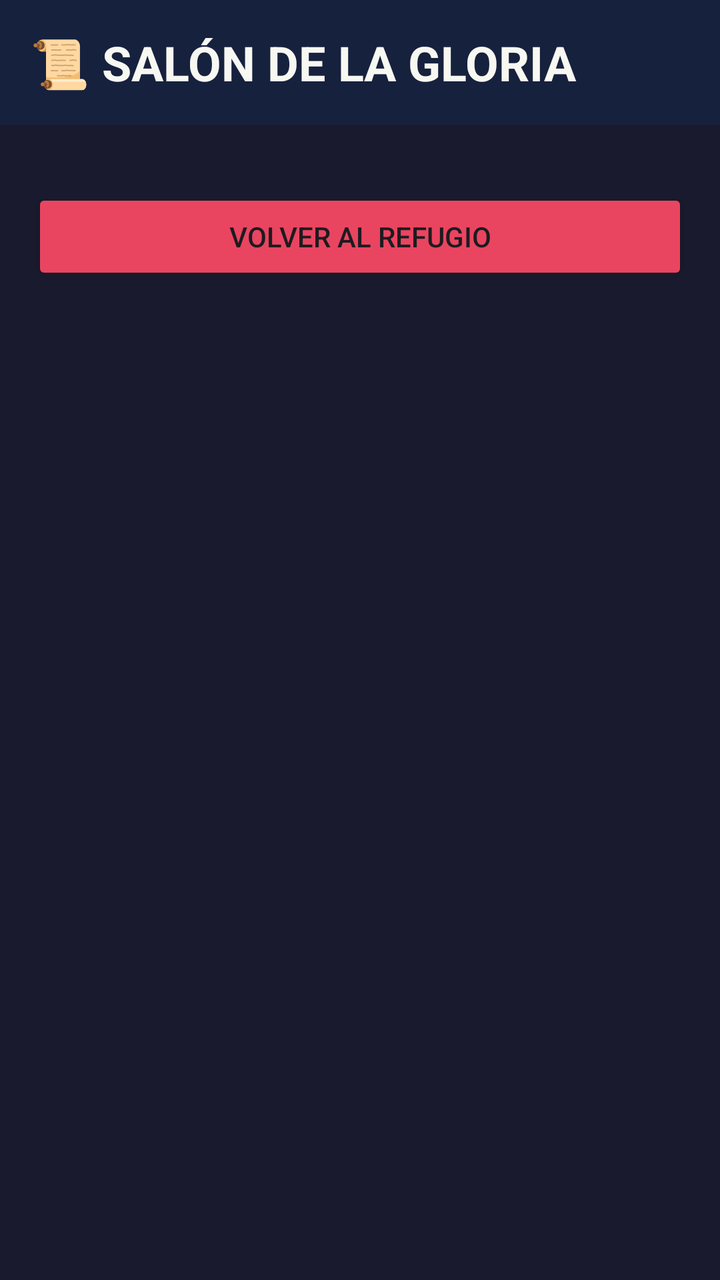
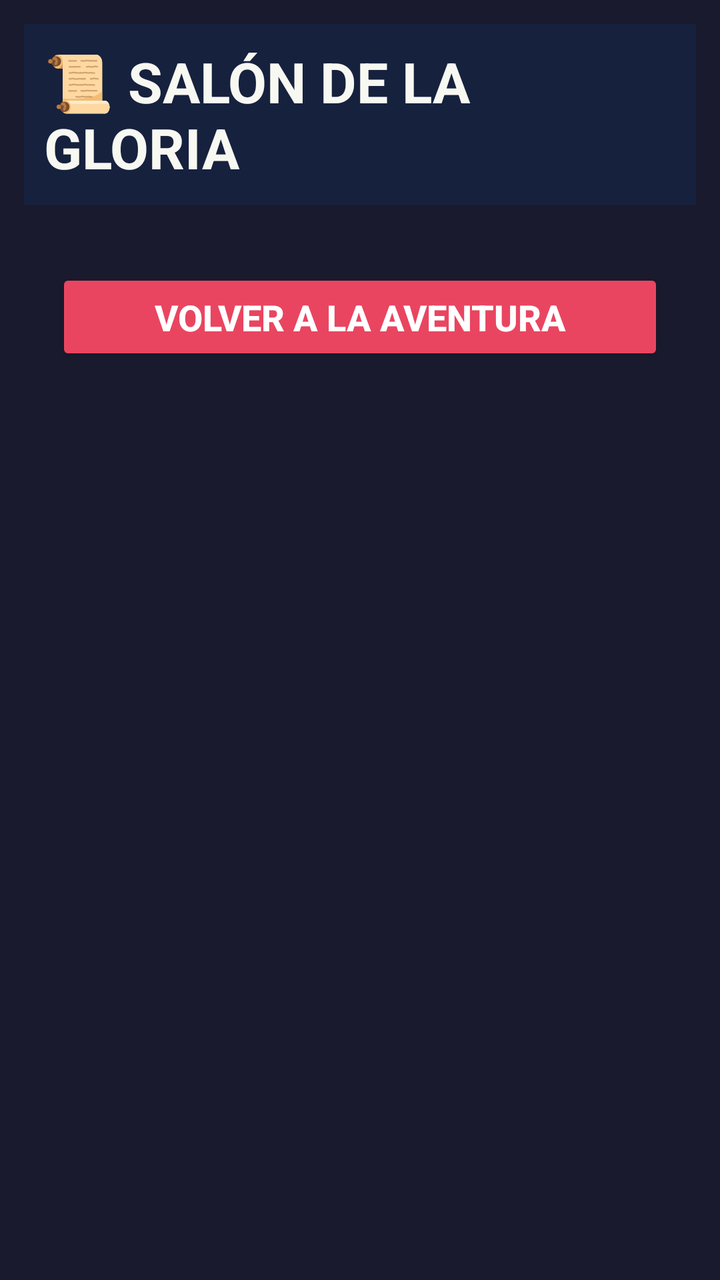

Before-and-after screenshots of an Android layout around one commit, followed by the original layout XML and the change that was made.
<!-- AndroidManifest.xml: application theme Theme.LevelUpDaily -->
<!-- res/layout/activity_historial.xml -->
<?xml version="1.0" encoding="utf-8"?>
<androidx.constraintlayout.widget.ConstraintLayout
    xmlns:android="http://schemas.android.com/apk/res/android"
    xmlns:app="http://schemas.android.com/apk/res-auto"
    xmlns:tools="http://schemas.android.com/tools"
    android:layout_width="match_parent"
    android:layout_height="match_parent"
    android:background="#1A1A2E">


    <LinearLayout
        android:layout_width="match_parent"
        android:layout_height="wrap_content"
        android:orientation="vertical"
        app:layout_constraintEnd_toEndOf="parent"
        app:layout_constraintStart_toStartOf="parent"
        app:layout_constraintTop_toTopOf="parent">

        <TextView
            android:id="@+id/tTituloHistorial"
            android:layout_width="match_parent"
            android:layout_height="wrap_content"
            android:background="#16213E"
            android:padding="15dp"
            android:text="📜 SALÓN DE LA GLORIA"
            android:textAlignment="center"
            android:textColor="#F8F8F2"
            android:textSize="24sp"
            android:textStyle="bold" />

        <androidx.recyclerview.widget.RecyclerView
            android:id="@+id/rvHistorial"
            android:layout_width="match_parent"
            android:layout_height="0dp"
            android:layout_weight="1"
            android:padding="8dp" />

        <Button
            android:id="@+id/btnVolver"
            android:layout_width="match_parent"
            android:layout_height="wrap_content"
            android:layout_margin="16dp"
            android:backgroundTint="#E94560"
            android:text="VOLVER AL REFUGIO" />
    </LinearLayout>

</androidx.constraintlayout.widget.ConstraintLayout>
<!-- resources referenced by this layout -->
<resources>
  <style name="Theme.LevelUpDaily" parent="Base.Theme.LevelUpDaily" />
  <style name="Base.Theme.LevelUpDaily" parent="Theme.Material3.DayNight.NoActionBar">
          
          
      </style>
</resources>

<!-- the commit's change to res/layout/activity_historial.xml (unified diff, before → after) -->
@@ -12,20 +12,21 @@
         android:layout_width="match_parent"
         android:layout_height="wrap_content"
         android:orientation="vertical"
+        android:padding="12dp"
         app:layout_constraintEnd_toEndOf="parent"
         app:layout_constraintStart_toStartOf="parent"
-        app:layout_constraintTop_toTopOf="parent">
+        app:layout_constraintTop_toTopOf="parent" >
 
         <TextView
             android:id="@+id/tTituloHistorial"
             android:layout_width="match_parent"
             android:layout_height="wrap_content"
             android:background="#16213E"
-            android:padding="15dp"
+            android:padding="10dp"
             android:text="📜 SALÓN DE LA GLORIA"
             android:textAlignment="center"
             android:textColor="#F8F8F2"
-            android:textSize="24sp"
+            android:textSize="28sp"
             android:textStyle="bold" />
 
         <androidx.recyclerview.widget.RecyclerView
@@ -40,8 +41,12 @@
             android:layout_width="match_parent"
             android:layout_height="wrap_content"
             android:layout_margin="16dp"
+            android:padding="12dp"
             android:backgroundTint="#E94560"
-            android:text="VOLVER AL REFUGIO" />
+            android:text="VOLVER A LA AVENTURA"
+            android:textColor="#FFFFFF"
+            android:textSize="18sp"
+            android:textStyle="bold" />
     </LinearLayout>
 
 </androidx.constraintlayout.widget.ConstraintLayout>
